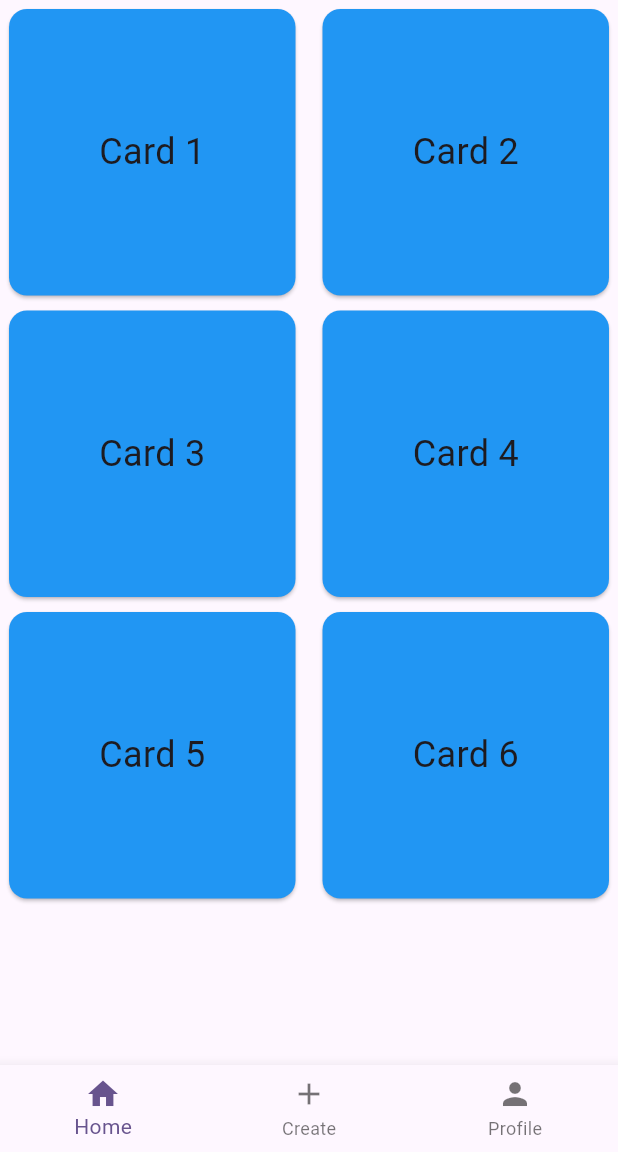
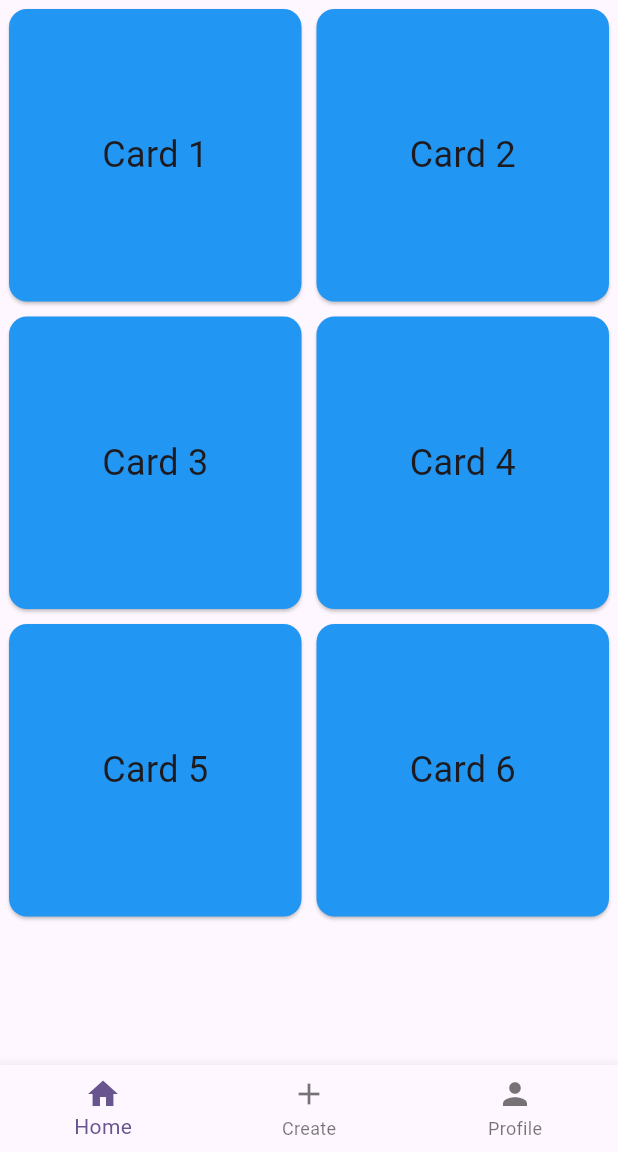
Before and after one commit to kmzR3/venti, a Flutter app: the screen it shows after launch, on a phone screen of 412 x 824 dp, the part 84-1236 px from its top. Run offline on Flutter 3.47's test engine with Material 2 defaults, Android fonts, the phone set to English and light mode, and no system bars.

Commit message:
CrossAxisSpacing

```diff
--- a/lib/presentation/pages/home.dart
+++ b/lib/presentation/pages/home.dart
@@ -88,7 +88,7 @@ class _MainContentState extends State<MainContent> {
       gridDelegate: const SliverGridDelegateWithFixedCrossAxisCount(
         crossAxisCount: 2,
         mainAxisSpacing: 2,
-        crossAxisSpacing: 10,
+        crossAxisSpacing: 2,
       ),
       padding: const EdgeInsets.all(2),
       children: const <Widget>[
```
